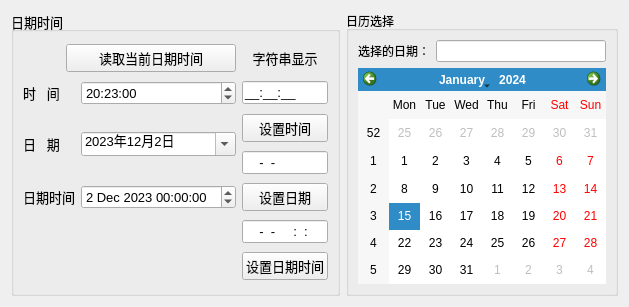
First picture: the form in chapt3.4/Widget.ui, repository tianhaichen/learn_Qt, before the edit.
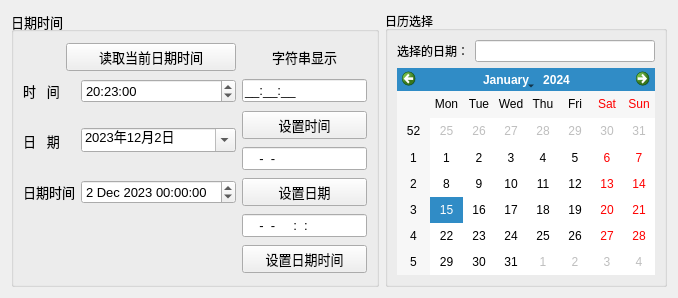
Second picture: the form after the edit.

```diff
--- a/chapt3.4/Widget.ui
+++ b/chapt3.4/Widget.ui
@@ -6,8 +6,8 @@
    <rect>
     <x>0</x>
     <y>0</y>
-    <width>600</width>
-    <height>307</height>
+    <width>678</width>
+    <height>298</height>
    </rect>
   </property>
   <property name="windowTitle">
```
